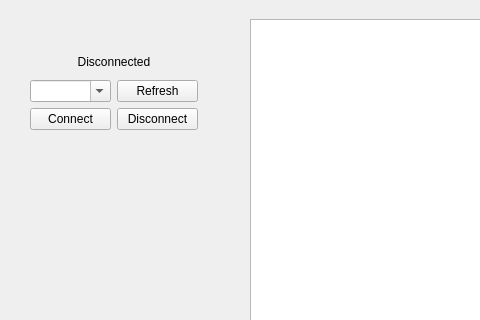
Old version of the form printrol/executables/printrol/printrol_window.ui in the repository MarkMan0/PrintRol; both pictures show x 0 to 480 and y 0 to 320 of the 800 by 600 pixel window.
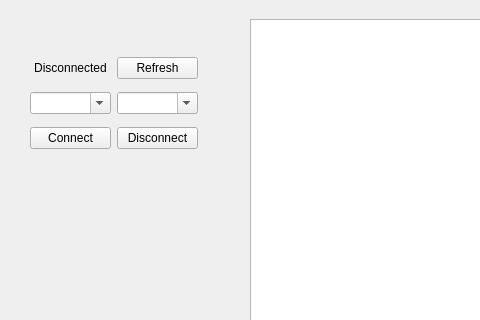
New version of the form.

Commit message: Add baud selection

```diff
--- a/printrol/executables/printrol/printrol_window.ui
+++ b/printrol/executables/printrol/printrol_window.ui
@@ -58,24 +58,24 @@
       <x>30</x>
       <y>50</y>
       <width>168</width>
-      <height>80</height>
+      <height>108</height>
      </rect>
     </property>
     <layout class="QGridLayout" name="gridLayout">
-     <item row="2" column="1">
-      <widget class="QPushButton" name="portDisconnectButton">
-       <property name="text">
-        <string>Disconnect</string>
-       </property>
-      </widget>
-     </item>
-     <item row="2" column="0">
+     <item row="3" column="0">
       <widget class="QPushButton" name="portConnectButton">
        <property name="text">
         <string>Connect</string>
        </property>
       </widget>
      </item>
+     <item row="3" column="1">
+      <widget class="QPushButton" name="portDisconnectButton">
+       <property name="text">
+        <string>Disconnect</string>
+       </property>
+      </widget>
+     </item>
      <item row="1" column="0">
       <widget class="QComboBox" name="portSelectBox">
        <property name="editable">
@@ -83,14 +83,7 @@
        </property>
       </widget>
      </item>
-     <item row="1" column="1">
-      <widget class="QPushButton" name="portRefreshButton">
-       <property name="text">
-        <string>Refresh</string>
-       </property>
-      </widget>
-     </item>
-     <item row="0" column="0" colspan="2">
+     <item row="0" column="0">
       <widget class="QLabel" name="portStatusLabel">
        <property name="text">
         <string>Disconnected</string>
@@ -100,6 +93,20 @@
        </property>
       </widget>
      </item>
+     <item row="0" column="1">
+      <widget class="QPushButton" name="portRefreshButton">
+       <property name="text">
+        <string>Refresh</string>
+       </property>
+      </widget>
+     </item>
+     <item row="1" column="1">
+      <widget class="QComboBox" name="portBaudComboBox">
+       <property name="editable">
+        <bool>true</bool>
+       </property>
+      </widget>
+     </item>
     </layout>
    </widget>
   </widget>
```
The commit also changes 1 other file.
